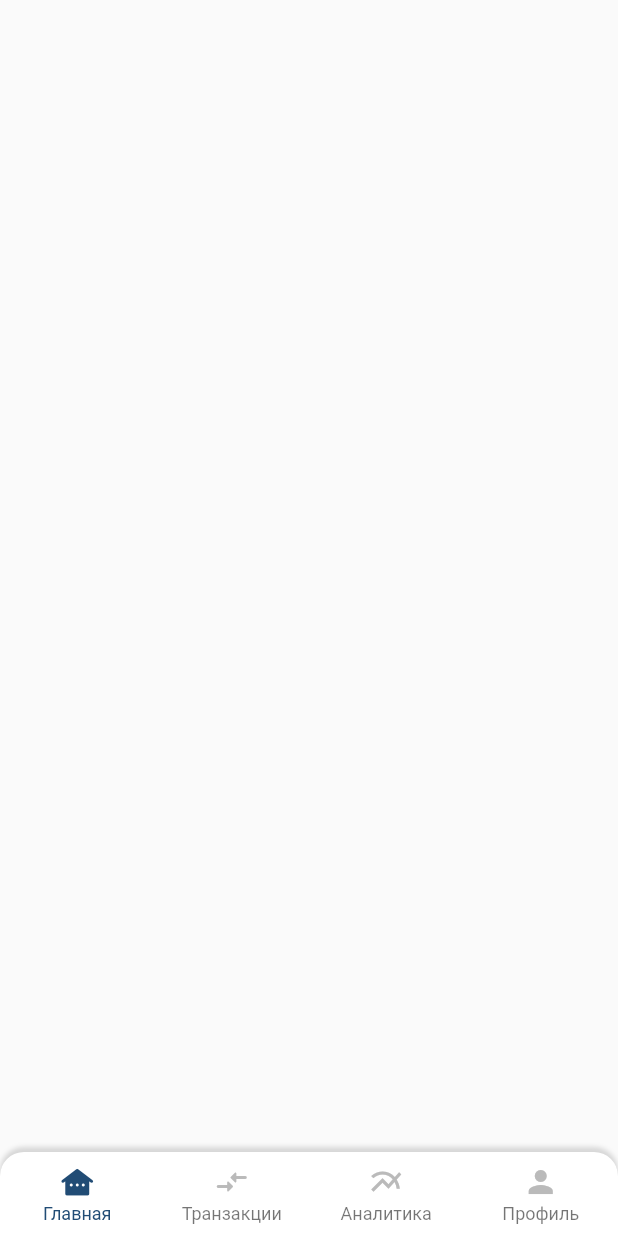
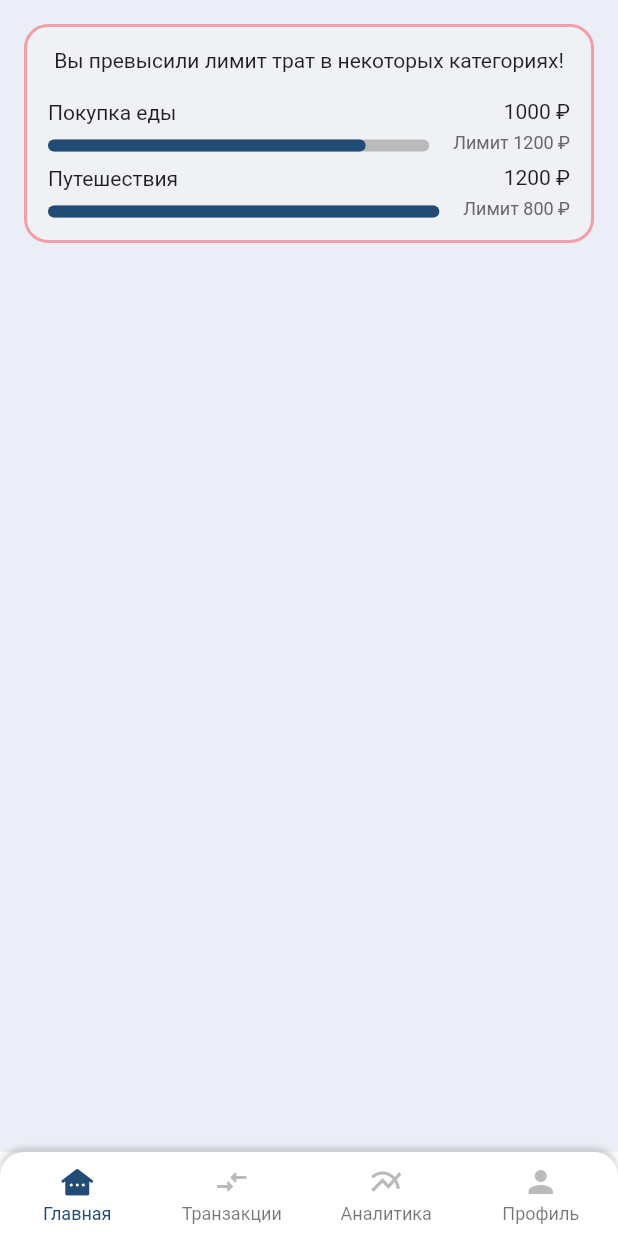
Before and after one commit to RedFox802/budget_tracker_app, a Flutter app: the screen it shows after launch, on a phone screen of 412 x 824 dp. Run offline on Flutter 3.47's test engine with Material 2 defaults, Android fonts, the phone set to English and light mode, and no system bars; drawn by our look-alikes of percent_indicator; our stand-ins replace auto_route, flutter_bloc, freezed_annotation, get_it, hydrated_bloc, injectable; generated files the repository leaves out were written again; statements that could not run were skipped.

Commit message:
feat(ExceedingSpendingLimitWarningCard): добавление верстки карточки предупреждения об превышении лимита

```diff
--- a/lib/common/domain/transition_list/cubit/state/transactions_list_state.dart
+++ b/lib/common/domain/transition_list/cubit/state/transactions_list_state.dart
@@ -1,4 +1,5 @@
-import 'package:budget_tracker_app/common/domain/transition_list/model/transaction_entity.dart';
+import 'package:budget_tracker_app/common/domain/transition_list/model/transaction/transaction_entity.dart';
+import 'package:budget_tracker_app/common/domain/transition_list/model/transaction_category/transaction_category.dart';
 import 'package:freezed_annotation/freezed_annotation.dart';
 
 part 'transactions_list_state.g.dart';
@@ -9,6 +10,10 @@ part 'transactions_list_state.freezed.dart';
 class TransactionsListState with _$TransactionsListState {
   const factory TransactionsListState({
     @Default([]) Iterable<TransactionEntity> transactions,
+    @Default(TransactionCategory.defaultExpenditureValues)
+    Iterable<TransactionExpenditureCategory> availableExpenditureCategories,
+    @Default(TransactionCategory.defaultIncomeValues)
+    Iterable<TransactionIncomeCategory> availableIncomeCategories,
   }) = _TransactionsListState;
 
   factory TransactionsListState.fromJson(Map<String, dynamic> json) =>
--- a/lib/common/domain/transition_list/cubit/transactions_list_cubit.dart
+++ b/lib/common/domain/transition_list/cubit/transactions_list_cubit.dart
@@ -1,5 +1,5 @@
 import 'package:budget_tracker_app/common/domain/transition_list/cubit/state/transactions_list_state.dart';
-import 'package:budget_tracker_app/common/domain/transition_list/model/transaction_entity.dart';
+import 'package:budget_tracker_app/common/domain/transition_list/model/transaction/transaction_entity.dart';
 import 'package:injectable/injectable.dart';
 import 'package:hydrated_bloc/hydrated_bloc.dart';
 
--- a/lib/common/presentation/component/card_wrapper/card_circular_border_all_wrapper.dart
+++ b/lib/common/presentation/component/card_wrapper/card_circular_border_all_wrapper.dart
@@ -5,8 +5,9 @@ class CardCircularBorderAllWrapper extends CardWrapper {
     required super.child,
     required super.padding,
     super.elevation,
+    super.color,
+    super.borderColor,
     this.borderRadius = 16,
-    super.color,
     super.key,
   }) : super(
           topLeftBorderRadius: borderRadius,
--- a/lib/common/presentation/component/card_wrapper/card_circular_bottom_border_wrapper.dart
+++ b/lib/common/presentation/component/card_wrapper/card_circular_bottom_border_wrapper.dart
@@ -5,8 +5,9 @@ class CardCircularBottomBorderWrapper extends CardWrapper {
     required super.child,
     required super.padding,
     super.elevation,
+    super.color,
+    super.borderColor,
     this.borderRadius = 16,
-    super.color,
     super.key,
   }) : super(
           bottomLeftBorderRadius: borderRadius,
--- a/lib/common/presentation/component/card_wrapper/card_circular_top_border_wrapper.dart
+++ b/lib/common/presentation/component/card_wrapper/card_circular_top_border_wrapper.dart
@@ -5,8 +5,9 @@ class CardCircularTopBorderWrapper extends CardWrapper {
     required super.child,
     required super.padding,
     super.elevation,
+    super.color,
+    super.borderColor,
     this.borderRadius = 16,
-    super.color,
     super.key,
   }) : super(
           topLeftBorderRadius: borderRadius,
--- /dev/null
+++ b/lib/feature/home/presentation/component/exceeding_spending_limit_warning_card.dart
@@ -0,0 +1,115 @@
+import 'package:budget_tracker_app/common/domain/transition_list/model/transaction_category/transaction_category.dart';
+import 'package:budget_tracker_app/common/presentation/component/card_wrapper/card_circular_border_all_wrapper.dart';
+import 'package:budget_tracker_app/theme/app_colors.dart';
+import 'package:budget_tracker_app/theme/app_text_theme.dart';
+import 'package:flutter/material.dart';
+import 'package:percent_indicator/percent_indicator.dart';
+
+class ExceedingSpendingLimitWarningCard extends StatelessWidget {
+  const ExceedingSpendingLimitWarningCard({
+    super.key,
+    required this.categories,
+  });
+
+  final List<TransactionExpenditureCategory> categories;
+
+  bool get _hasLimitExceededCategory =>
+      categories.indexWhere((e) => e.isLimitExceeded) >= 0;
+
+  String get _title => _hasLimitExceededCategory
+      ? 'Вы превысили лимит трат в некоторых категориях!'
+      : 'Траты в некоторых категориях близки к лимиту!';
+
+  @override
+  Widget build(BuildContext context) {
+    return CardCircularBorderAllWrapper(
+      padding: const EdgeInsets.all(16),
+      color: AppColors.backgroundSecondary,
+      borderColor: AppColors.error,
+      child: Column(
+        mainAxisSize: MainAxisSize.min,
+        children: [
+          Flexible(
+            child: Text(
+              _title,
+              style: AppTextTheme.title,
+              maxLines: 2,
+              overflow: TextOverflow.ellipsis,
+            ),
+          ),
+          const SizedBox(height: 10),
+          ...categories.map(
+            (item) => Padding(
+              padding: const EdgeInsets.only(top: 8),
+              child: _TransactionCategory._(
+                category: item,
+              ),
+            ),
+          ),
+        ],
+      ),
+    );
+  }
+}
+
+class _TransactionCategory extends StatelessWidget {
+  const _TransactionCategory._({
+    required this.category,
+  });
+
+  final TransactionExpenditureCategory category;
+
+  @override
+  Widget build(BuildContext context) {
+    return Row(
+      children: [
+        Expanded(
+          child: Column(
+            mainAxisSize: MainAxisSize.min,
+            crossAxisAlignment: CrossAxisAlignment.start,
+            children: [
+              Flexible(
+                child: Text(
+                  category.name,
+                  style: AppTextTheme.regular,
+                  overflow: TextOverflow.ellipsis,
+                ),
+              ),
+              const SizedBox(height: 10),
+              LinearPercentIndicator(
+                percent: category.percentageSpent ?? 0.0,
+                padding: EdgeInsets.zero,
+                lineHeight: 8,
+                barRadius: const Radius.circular(16),
+                backgroundColor: AppColors.disabled,
+                progressColor: AppColors.primary100,
+              ),
+            ],
+          ),
+        ),
+        const SizedBox(width: 16),
+        Column(
+          mainAxisSize: MainAxisSize.min,
+          crossAxisAlignment: CrossAxisAlignment.end,
+          children: [
+            Flexible(
+              child: Text(
+                category.formattedAmount,
+                style: AppTextTheme.regular,
+                overflow: TextOverflow.ellipsis,
+              ),
+            ),
+            const SizedBox(height: 4),
+            Flexible(
+              child: Text(
+                category.formattedLimit,
+                style: AppTextTheme.smallDisabled,
+                overflow: TextOverflow.ellipsis,
+              ),
+            ),
+          ],
+        ),
+      ],
+    );
+  }
+}
--- a/lib/feature/home/presentation/screen/home_screen.dart
+++ b/lib/feature/home/presentation/screen/home_screen.dart
@@ -1,5 +1,9 @@
 import 'package:auto_route/auto_route.dart';
+import 'package:budget_tracker_app/common/domain/transition_list/cubit/transactions_list_cubit.dart';
+import 'package:budget_tracker_app/feature/home/presentation/component/exceeding_spending_limit_warning_card.dart';
+import 'package:budget_tracker_app/theme/app_colors.dart';
 import 'package:flutter/material.dart';
+import 'package:flutter_bloc/flutter_bloc.dart';
 
 @RoutePage()
 class HomeScreen extends StatelessWidget {
@@ -7,6 +11,21 @@ class HomeScreen extends StatelessWidget {
 
   @override
   Widget build(BuildContext context) {
-    return const Scaffold();
+    final listenableState = context.watch<TransactionsListCubit>().state;
+    return Scaffold(
+      backgroundColor: AppColors.backgroundPrimary,
+      body: SafeArea(
+        child: ListView(
+          padding: const EdgeInsets.all(16),
+          children: [
+            ExceedingSpendingLimitWarningCard(
+              categories: listenableState.availableExpenditureCategories
+                  .where((e) => e.limit != null)
+                  .toList(),
+            ),
+          ],
+        ),
+      ),
+    );
   }
 }
--- a/lib/theme/app_colors.dart
+++ b/lib/theme/app_colors.dart
@@ -9,7 +9,11 @@ class AppColors {
 
   static const Color secondary = Color(0xFFFF3D00);
 
-  static const Color backgroundAll = Color(0xFFF8F7F5);
+  static const Color error = Color(0xFFF19FA6);
+
+  static const Color backgroundPrimary = Color(0xFFEBEEF6);
+
+  static const Color backgroundSecondary = Color(0xFFEFF1F5);
 
   static const Color backgroundAndText = Color(0xFFFFFFFF);
 
--- a/lib/theme/app_text_theme.dart
+++ b/lib/theme/app_text_theme.dart
@@ -13,6 +13,13 @@ class AppTextTheme {
     fontWeight: FontWeight.w400,
     fontSize: 14,
     height: 16 / 14,
+    color: AppColors.textPrimary,
+  );
+
+  static const title = TextStyle(
+    fontWeight: FontWeight.w600,
+    fontSize: 16,
+    height: 20 / 14,
     color: AppColors.textPrimary,
   );
 
```
Also changed, not shown: lib/common/domain/transition_list/model/transaction_category/transaction_category.dart (added, +82 -0 lines), lib/common/presentation/component/card_wrapper/card_wrapper.dart (+32 -6 lines), lib/main.dart (+6 -1 lines), pubspec.yaml (+8 -1 lines), pubspec.lock.
